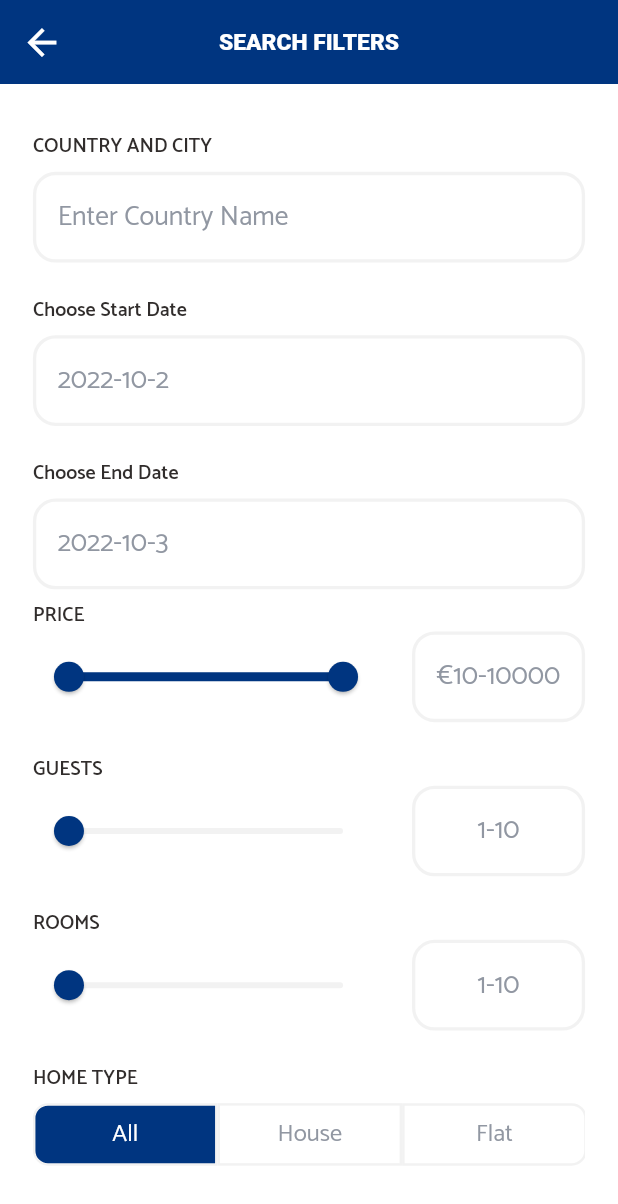
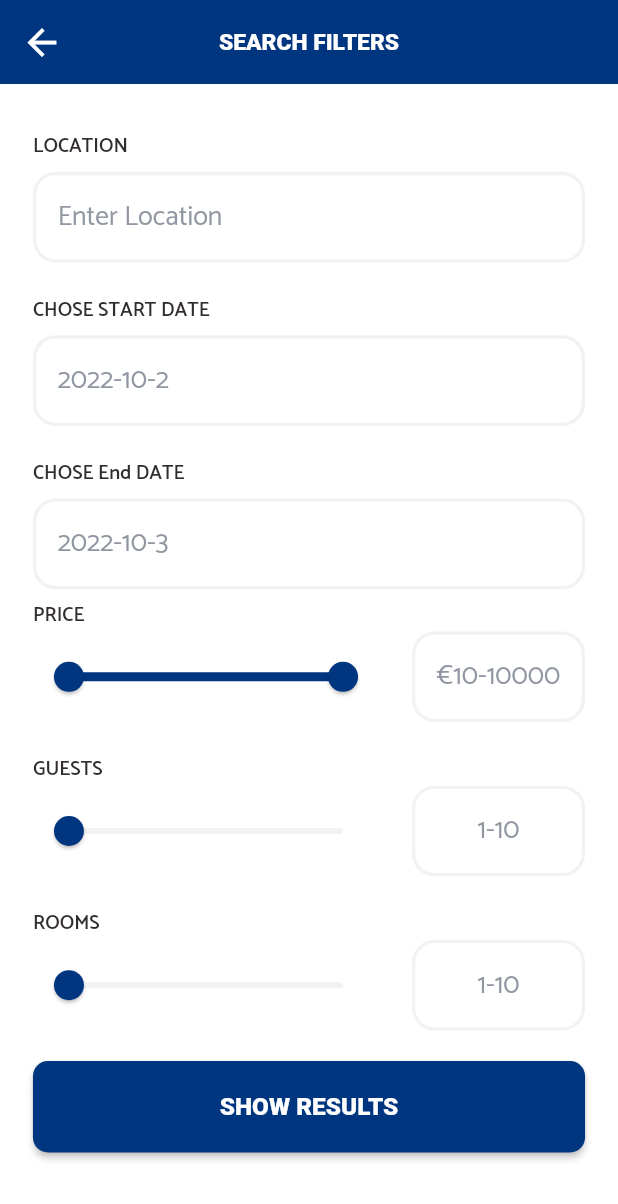
Before and after one commit to husseinhamed90/BookingRealEstatApp, a Flutter app: the SearchFiltersPage screen opened directly, on a phone screen of 412 x 824 dp. Shown: the top 1204 px of the screen. Run offline on Flutter 3.47's test engine with Material 2 defaults, Android fonts, the phone set to English and light mode, and no system bars; drawn by our look-alikes of syncfusion_flutter_sliders; our stand-ins replace auto_size_text, bloc, cloud_firestore, device_preview, dio, either_dart and 9 more; accounts and stored records are empty; network calls fail.

```diff
--- a/lib/Features/Authentication/presentation/pages/SignUp/SignUpScreen.dart
+++ b/lib/Features/Authentication/presentation/pages/SignUp/SignUpScreen.dart
@@ -49,9 +49,9 @@ class SignUpScreen extends StatelessWidget {
                 SizedBox(height: 20.h,),
                 CustomTextField(isSecure: false,isClickable: false,controller: usernameController,iconName: "Assets/Icons/user.svg",hindText: "Enter Username",readOnly: false,haveBorder: false,textAlign: TextAlign.left),
                 SizedBox(height: 20.h),
-                CustomTextField(isSecure: false,isClickable: false,controller: emailController,iconName: "Assets/Icons/lock.svg",hindText: "Enter Email",readOnly: false,haveBorder: false,textAlign: TextAlign.left),
+                CustomTextField(isSecure: false,isClickable: false,controller: emailController,iconName: "Assets/Icons/user.svg",hindText: "Enter Email",readOnly: false,haveBorder: false,textAlign: TextAlign.left),
                 SizedBox(height: 20.h),
-                CustomTextField(isSecure: false,isClickable: false,controller: phoneNumberController,iconName: "Assets/Icons/lock.svg",hindText: "Enter Phone Number",readOnly: false,haveBorder: false,textAlign: TextAlign.left),
+                CustomTextField(isSecure: false,isClickable: false,controller: phoneNumberController,iconName: "Assets/Icons/user.svg",hindText: "Enter Phone Number",readOnly: false,haveBorder: false,textAlign: TextAlign.left),
                 SizedBox(height: 20.h),
                 CustomTextField(isSecure: true,isClickable: false,controller: passwordController,iconName: "Assets/Icons/lock.svg",hindText: "Enter Password",readOnly: false,haveBorder: false,textAlign: TextAlign.left),
                 SizedBox(height: 20.h),
--- a/lib/Features/SearchFilters/presentation/manager/sliders_cubit.dart
+++ b/lib/Features/SearchFilters/presentation/manager/sliders_cubit.dart
@@ -7,21 +7,22 @@ part 'sliders_state.dart';
 
 class SlidersCubit extends Cubit<SlidersState> {
   SlidersCubit() : super(SlidersInitial());
-  double ?initAdultsNumber=1.0;
-  double ?initRoomsNumber=1.0;
-  SfRangeValues pricesValues=const SfRangeValues(0.0, 10000.0);
+  int ?initAdultsNumber=1;
+  int ?initRoomsNumber=1;
+  SfRangeValues pricesValues=const SfRangeValues(10.0, 10000.0);
 
   TextEditingController priceController = TextEditingController();
   TextEditingController guestsController = TextEditingController();
   TextEditingController numberOfRoomsController = TextEditingController();
 
   void updateInitValue(double newValue,String valueName){
+
     if(valueName =="Rooms"){
-      initRoomsNumber=newValue;
+      initRoomsNumber=newValue.toInt();
       numberOfRoomsController.text=initRoomsNumber.toString();
     }
     else{
-      initAdultsNumber=newValue;
+      initAdultsNumber=newValue.toInt();
       guestsController.text=initAdultsNumber.toString();
     }
     emit(SlidersChangedSate());
--- a/lib/Features/SearchFilters/presentation/pages/SearchFilters/SearchFiltersPage.dart
+++ b/lib/Features/SearchFilters/presentation/pages/SearchFilters/SearchFiltersPage.dart
@@ -15,9 +15,9 @@ import '../../manager/sliders_cubit.dart';
 class SearchFiltersPage extends StatelessWidget {
   SearchFiltersPage({Key? key}) : super(key: key);
 
-  int selectedBox = 0;
+  //int selectedBox = 0;
 
-  List<String> types = ["All", "House", "Flat"];
+  //List<String> types = ["All", "House", "Flat"];
   @override
   Widget build(BuildContext context) {
     return Scaffold(
@@ -64,7 +64,7 @@ class SearchFiltersPage extends StatelessWidget {
                 child: Column(
                   crossAxisAlignment: CrossAxisAlignment.start,
                   children: [
-                    drawLabelText("COUNTRY AND CITY"),
+                    drawLabelText("LOCATION"),
                     SizedBox(
                       height: 6.h,
                     ),
@@ -72,17 +72,16 @@ class SearchFiltersPage extends StatelessWidget {
                         isSecure: false,
                         isClickable: false,
                         iconName: "Assets/Icons/searchbar.svg",
-                        hindText: "Enter Country Name",
+                        hindText: "Enter Location",
                         readOnly: false,
                         haveBorder: true,
                         textAlign: TextAlign.left,
                         controller: dl<FilteringBloc>().locationController,
                         haveIcon: false),
-                    // getTextFieldWithLabel(isClickable: false,hintText: "Enter Country Name",label: "COUNTRY AND CITY",textAlign: TextAlign.left,controller: dl<FilteringBloc>().locationController,haveIcon: false,readOnly: false),
                     SizedBox(
                       height: 20.h,
                     ),
-                    drawLabelText("Choose Start Date"),
+                    drawLabelText("CHOSE START DATE"),
                     SizedBox(
                       height: 6.h,
                     ),
@@ -99,7 +98,7 @@ class SearchFiltersPage extends StatelessWidget {
                     SizedBox(
                       height: 20.h,
                     ),
-                    drawLabelText("Choose End Date"),
+                    drawLabelText("CHOSE End DATE"),
                     SizedBox(
                       height: 6.h,
                     ),
@@ -136,7 +135,7 @@ class SearchFiltersPage extends StatelessWidget {
                     BlocBuilder<SlidersCubit,SlidersState>(
                       builder: (context, state) {
                         return  SliderOfRanges(
-                            initValue: dl<SlidersCubit>().initAdultsNumber,
+                            initValue: dl<SlidersCubit>().initAdultsNumber!.toDouble(),
                             isSliderRange: false,
                             min: 1,
                             interval: 1,
@@ -152,11 +151,11 @@ class SearchFiltersPage extends StatelessWidget {
                     BlocBuilder<SlidersCubit,SlidersState>(
                       builder: (context, state) {
                         return  SliderOfRanges(
-                            initValue: dl<SlidersCubit>().initRoomsNumber,
+                            initValue: dl<SlidersCubit>().initRoomsNumber!.toDouble(),
                             varName: "Rooms",
                             isSliderRange: false,
                             min: 1,
-                            interval: 1,
+                            interval: 2,
                             max: 10,
                             hintText: "1-10",
                             controller: dl<SlidersCubit>().numberOfRoomsController);
@@ -164,60 +163,6 @@ class SearchFiltersPage extends StatelessWidget {
                     ),
                     SizedBox(
                       height: 20.h,
-                    ),
-                    drawLabelText("HOME TYPE"),
-                    SizedBox(
-                      height: 6.h,
-                    ),
-                    SizedBox(
-                      height: 41.h,
-                      child: ListView.builder(
-                        scrollDirection: Axis.horizontal,
-                        itemBuilder: (context, index) {
-                          return GestureDetector(
-                            onTap: () {
-                              // setState(() {
-                              //   selectedBox=index;
-                              // });
-                            },
-                            child: Container(
-                              height: 41.h,
-                              width: 112.w,
-                              decoration: BoxDecoration(
-                                  border: Border.all(
-                                    width: 1.5.w,
-                                    color: const Color(0xffF2F2F2),
-                                  ),
-                                  color: selectedBox == index
-                                      ? primaryColor
-                                      : Colors.white,
-                                  borderRadius: index == 0
-                                      ? const BorderRadius.only(
-                                          topLeft: Radius.circular(10),
-                                          bottomLeft: Radius.circular(10))
-                                      : index == types.length - 1
-                                          ? const BorderRadius.only(
-                                              topRight: Radius.circular(10),
-                                              bottomRight: Radius.circular(10))
-                                          : null),
-                              child: Center(
-                                child: Text(types[index],
-                                    style: TextStyle(
-                                        fontSize: 16.sp,
-                                        fontWeight: FontWeight.w400,
-                                        color: selectedBox == index
-                                            ? Colors.white
-                                            : const Color(0xff9197A2)),
-                                    textAlign: TextAlign.center),
-                              ),
-                            ),
-                          );
-                        },
-                        itemCount: types.length,
-                      ),
-                    ),
-                    SizedBox(
-                      height: 87.h,
                     ),
                     SizedBox(
                       height: 60.h,
--- a/lib/Features/SearchForm/presentation/pages/SearchForm/SearchFormPage.dart
+++ b/lib/Features/SearchForm/presentation/pages/SearchForm/SearchFormPage.dart
@@ -51,7 +51,7 @@ class SearchForm extends StatelessWidget {
                       ),
                       Padding(
                         padding: EdgeInsets.symmetric(horizontal: 20.w),
-                        child: getColumn(firstString: "Book homes and flats",secondString: "In 63 countries from €49 per night"),
+                        child: getColumn(firstString: "Book homes and flats",secondString: "In All countries from \$ 10 per night"),
                       ),
                       Padding(
                         padding: const EdgeInsets.all(20),
--- a/pubspec.yaml
+++ b/pubspec.yaml
@@ -56,6 +56,7 @@ dependencies:
   pull_to_refresh: ^2.0.0
   device_preview: ^1.1.0
 
+
 dev_dependencies:
   flutter_test:
     sdk: flutter
@@ -71,6 +72,7 @@ dev_dependencies:
 # following page: https://dart.dev/tools/pub/pubspec
 
 # The following section is specific to Flutter packages.
+
 flutter:
 
   # The following line ensures that the Material Icons font is
```
Also changed, not shown: lib/Features/Authentication/presentation/pages/SignIn/SignInScreen.dart (+15 -3 lines), lib/Features/SearchFilters/presentation/pages/SearchFilters/SearchFiltersWidgets/SliderORanges.dart (+11 -3 lines), lib/SplachScreenPage.dart (added, +41 -0 lines), lib/main.dart (+3 -5 lines).
